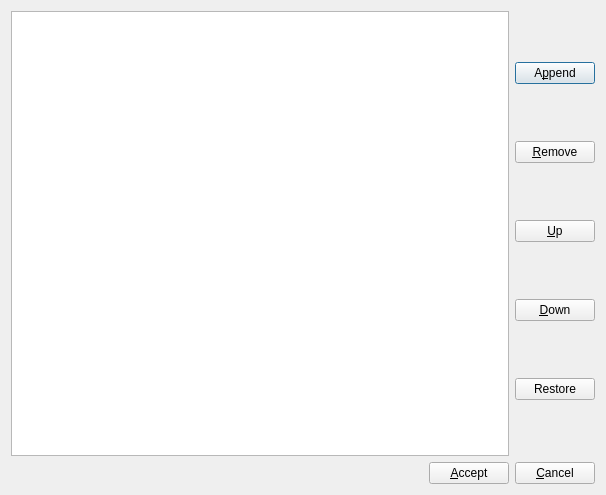
Qt form manpager/config.ui (QtPlay/coastal-qt) before a commit.
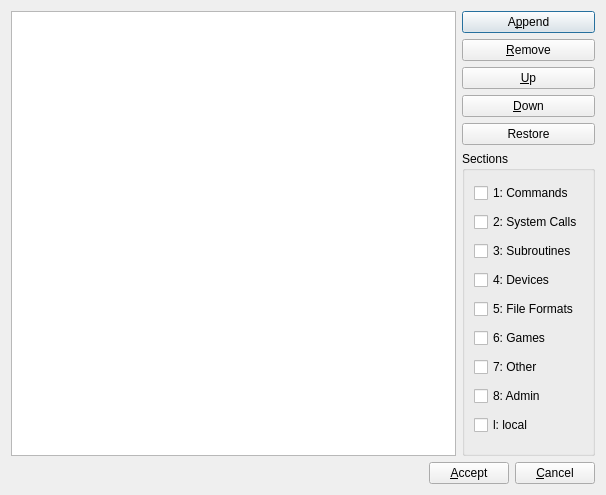
The same form after that commit. Icons and pictures are not drawn.

Commit message: revised config for future use

The edit to the form file:
```diff
--- a/manpager/config.ui
+++ b/manpager/config.ui
@@ -67,11 +67,89 @@
        </item>
        <item>
         <widget class="QPushButton" name="restoreButton">
+         <property name="sizePolicy">
+          <sizepolicy hsizetype="Minimum" vsizetype="Fixed">
+           <horstretch>0</horstretch>
+           <verstretch>0</verstretch>
+          </sizepolicy>
+         </property>
          <property name="text">
           <string>Restore</string>
          </property>
         </widget>
        </item>
+       <item>
+        <widget class="QGroupBox" name="groupBox">
+         <property name="title">
+          <string>Sections</string>
+         </property>
+         <layout class="QVBoxLayout" name="verticalLayout">
+          <item>
+           <widget class="QCheckBox" name="section1">
+            <property name="text">
+             <string>1: Commands</string>
+            </property>
+           </widget>
+          </item>
+          <item>
+           <widget class="QCheckBox" name="section2">
+            <property name="text">
+             <string>2: System Calls</string>
+            </property>
+           </widget>
+          </item>
+          <item>
+           <widget class="QCheckBox" name="section3">
+            <property name="text">
+             <string>3: Subroutines</string>
+            </property>
+           </widget>
+          </item>
+          <item>
+           <widget class="QCheckBox" name="section4">
+            <property name="text">
+             <string>4: Devices</string>
+            </property>
+           </widget>
+          </item>
+          <item>
+           <widget class="QCheckBox" name="section5">
+            <property name="text">
+             <string>5: File Formats</string>
+            </property>
+           </widget>
+          </item>
+          <item>
+           <widget class="QCheckBox" name="section6">
+            <property name="text">
+             <string>6: Games</string>
+            </property>
+           </widget>
+          </item>
+          <item>
+           <widget class="QCheckBox" name="section7">
+            <property name="text">
+             <string>7: Other</string>
+            </property>
+           </widget>
+          </item>
+          <item>
+           <widget class="QCheckBox" name="section8">
+            <property name="text">
+             <string>8: Admin</string>
+            </property>
+           </widget>
+          </item>
+          <item>
+           <widget class="QCheckBox" name="sectionl">
+            <property name="text">
+             <string>l: local</string>
+            </property>
+           </widget>
+          </item>
+         </layout>
+        </widget>
+       </item>
       </layout>
      </item>
     </layout>
```
Left out of the diff: 8 changed lines with no effect on the pictures.
